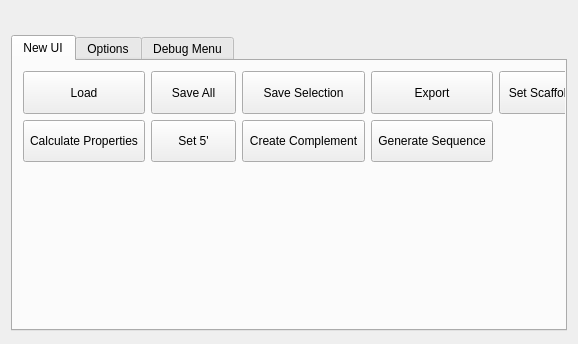
Old version of the form AdenitaCoreSE/form/SEAdenitaCoreSEAppGUI.ui in the repository edellano/Adenita-SAMSON-Edition.
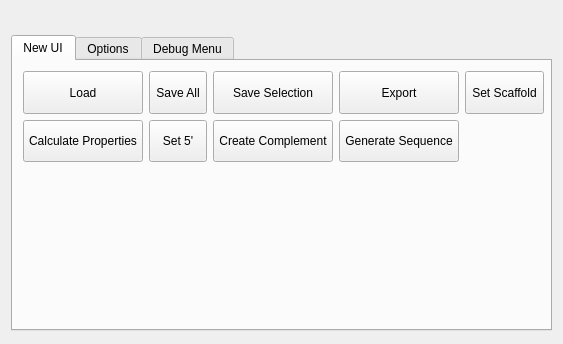
New version of the form. The open tabs and pages were chosen to show the change.

The edit to the form file:
```diff
--- a/AdenitaCoreSE/form/SEAdenitaCoreSEAppGUI.ui
+++ b/AdenitaCoreSE/form/SEAdenitaCoreSEAppGUI.ui
@@ -6,7 +6,7 @@
    <rect>
     <x>0</x>
     <y>0</y>
-    <width>578</width>
+    <width>563</width>
     <height>344</height>
    </rect>
   </property>
@@ -18,13 +18,13 @@
   </property>
   <property name="minimumSize">
    <size>
-    <width>578</width>
+    <width>563</width>
     <height>344</height>
    </size>
   </property>
   <property name="maximumSize">
    <size>
-    <width>578</width>
+    <width>563</width>
     <height>344</height>
    </size>
   </property>
@@ -72,7 +72,7 @@
           <rect>
            <x>10</x>
            <y>10</y>
-           <width>560</width>
+           <width>521</width>
            <height>91</height>
           </rect>
          </property>
```
Left out of the diff: 2 changed lines with no effect on the pictures.
